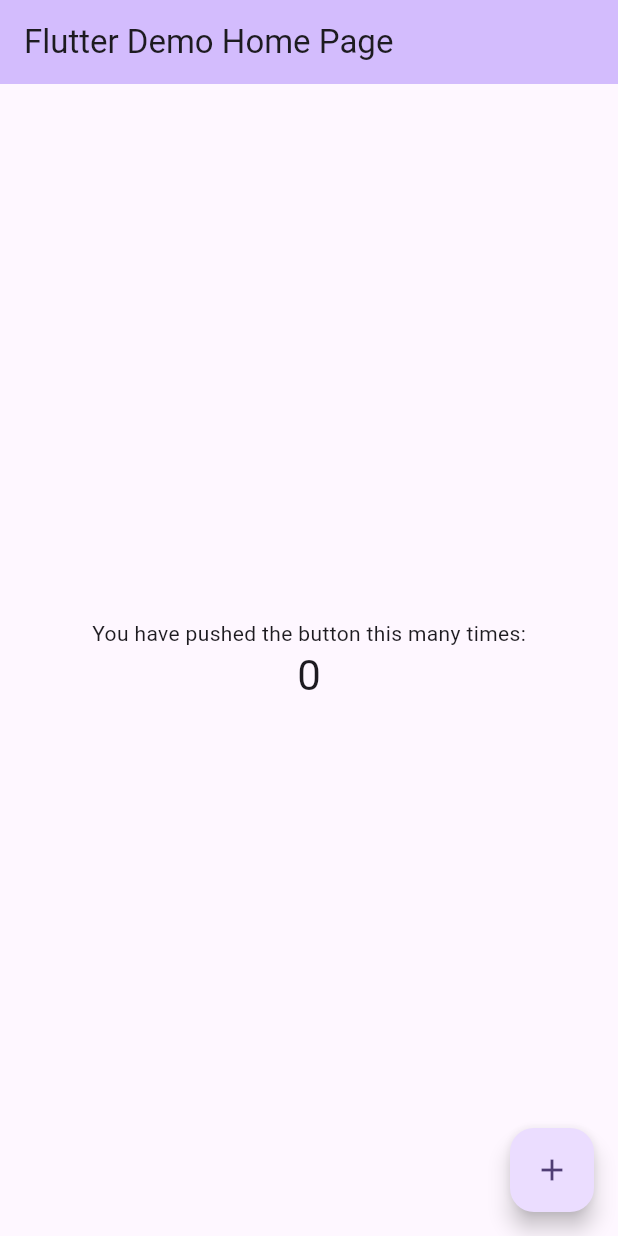
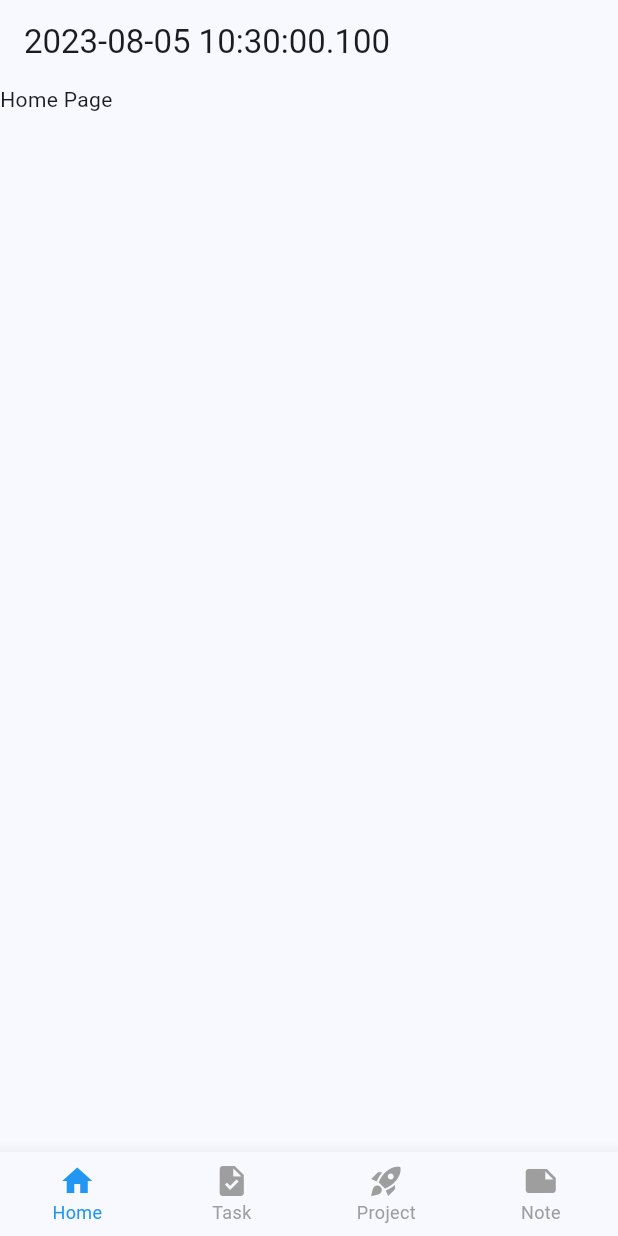
Before and after one commit to jeaniecho/organizly_app, a Flutter app: the screen it shows after launch, on a phone screen of 412 x 824 dp. Run offline on Flutter 3.47's test engine with Material 2 defaults, Android fonts, the phone set to English and light mode, and no system bars; our stand-ins replace rxdart.

Commit message:
navigation setup

```diff
--- /dev/null
+++ b/lib/blocs/app_bloc.dart
@@ -0,0 +1,9 @@
+import 'package:rxdart/subjects.dart';
+
+class AppBloc {
+  final BehaviorSubject<int> _bottomIndex = BehaviorSubject.seeded(0);
+  Stream<int> get bottomIndex => _bottomIndex.stream;
+  Function get setBottomIndex => _bottomIndex.add;
+
+  AppBloc();
+}
--- a/lib/main.dart
+++ b/lib/main.dart
@@ -1,4 +1,7 @@
 import 'package:flutter/material.dart';
+import 'package:provider/provider.dart';
+import 'package:what_to_do/blocs/app_bloc.dart';
+import 'package:what_to_do/pages/pages.dart';
 
 void main() {
   runApp(const MyApp());
@@ -7,64 +10,15 @@ void main() {
 class MyApp extends StatelessWidget {
   const MyApp({super.key});
 
-  // This widget is the root of your application.
   @override
   Widget build(BuildContext context) {
     return MaterialApp(
-      title: 'Flutter Demo',
+      title: 'Organizly',
       theme: ThemeData(
-        colorScheme: ColorScheme.fromSeed(seedColor: Colors.deepPurple),
+        colorScheme: ColorScheme.fromSeed(seedColor: Colors.blue),
         useMaterial3: true,
       ),
-      home: const MyHomePage(title: 'Flutter Demo Home Page'),
+      home: Provider(create: (context) => AppBloc(), child: const BasePage()),
     );
   }
 }
-
-class MyHomePage extends StatefulWidget {
-  const MyHomePage({super.key, required this.title});
-
-  final String title;
-
-  @override
-  State<MyHomePage> createState() => _MyHomePageState();
-}
-
-class _MyHomePageState extends State<MyHomePage> {
-  int _counter = 0;
-
-  void _incrementCounter() {
-    setState(() {
-      _counter++;
-    });
-  }
-
-  @override
-  Widget build(BuildContext context) {
-    return Scaffold(
-      appBar: AppBar(
-        backgroundColor: Theme.of(context).colorScheme.inversePrimary,
-        title: Text(widget.title),
-      ),
-      body: Center(
-        child: Column(
-          mainAxisAlignment: MainAxisAlignment.center,
-          children: <Widget>[
-            const Text(
-              'You have pushed the button this many times:',
-            ),
-            Text(
-              '$_counter',
-              style: Theme.of(context).textTheme.headlineMedium,
-            ),
-          ],
-        ),
-      ),
-      floatingActionButton: FloatingActionButton(
-        onPressed: _incrementCounter,
-        tooltip: 'Increment',
-        child: const Icon(Icons.add),
-      ),
-    );
-  }
-}
--- /dev/null
+++ b/lib/pages/base/home_page.dart
@@ -0,0 +1,14 @@
+import 'package:flutter/material.dart';
+
+class HomePage extends StatelessWidget {
+  const HomePage({super.key});
+
+  @override
+  Widget build(BuildContext context) {
+    return SingleChildScrollView(
+      child: Column(
+        children: [Text('Home Page')],
+      ),
+    );
+  }
+}
--- /dev/null
+++ b/lib/pages/base/note_page.dart
@@ -0,0 +1,14 @@
+import 'package:flutter/material.dart';
+
+class NotePage extends StatelessWidget {
+  const NotePage({super.key});
+
+  @override
+  Widget build(BuildContext context) {
+    return SingleChildScrollView(
+      child: Column(
+        children: [Text('Note Page')],
+      ),
+    );
+  }
+}
--- /dev/null
+++ b/lib/pages/base/pages.dart
@@ -0,0 +1,4 @@
+export 'home_page.dart';
+export 'task_page.dart';
+export 'project_page.dart';
+export 'note_page.dart';
--- /dev/null
+++ b/lib/pages/base/project_page.dart
@@ -0,0 +1,14 @@
+import 'package:flutter/material.dart';
+
+class ProjectPage extends StatelessWidget {
+  const ProjectPage({super.key});
+
+  @override
+  Widget build(BuildContext context) {
+    return SingleChildScrollView(
+      child: Column(
+        children: [Text('Project Page')],
+      ),
+    );
+  }
+}
--- /dev/null
+++ b/lib/pages/base/task_page.dart
@@ -0,0 +1,14 @@
+import 'package:flutter/material.dart';
+
+class TaskPage extends StatelessWidget {
+  const TaskPage({super.key});
+
+  @override
+  Widget build(BuildContext context) {
+    return SingleChildScrollView(
+      child: Column(
+        children: [Text('Task Page')],
+      ),
+    );
+  }
+}
--- /dev/null
+++ b/lib/pages/base_page.dart
@@ -0,0 +1,53 @@
+import 'package:flutter/material.dart';
+import 'package:provider/provider.dart';
+import 'package:what_to_do/blocs/app_bloc.dart';
+import 'package:what_to_do/pages/pages.dart';
+
+class BasePage extends StatelessWidget {
+  const BasePage({super.key});
+
+  @override
+  Widget build(BuildContext context) {
+    AppBloc appBloc = context.read<AppBloc>();
+
+    return StreamBuilder<int>(
+        stream: appBloc.bottomIndex,
+        builder: (context, snapshot) {
+          int bottomIndex = snapshot.data ?? 0;
+
+          return Scaffold(
+            appBar: AppBar(
+              title: Text(DateTime.now().toString()),
+            ),
+            body: IndexedStack(
+              index: bottomIndex,
+              children: const [
+                HomePage(),
+                TaskPage(),
+                ProjectPage(),
+                NotePage(),
+              ],
+            ),
+            bottomNavigationBar: BottomNavigationBar(
+              currentIndex: bottomIndex,
+              onTap: (int index) => appBloc.setBottomIndex(index),
+              selectedItemColor: Colors.blue,
+              unselectedItemColor: Colors.grey,
+              selectedFontSize: 12,
+              unselectedFontSize: 12,
+              showUnselectedLabels: true,
+              enableFeedback: true,
+              elevation: 10,
+              type: BottomNavigationBarType.fixed,
+              items: const [
+                BottomNavigationBarItem(icon: Icon(Icons.home), label: 'Home'),
+                BottomNavigationBarItem(icon: Icon(Icons.task), label: 'Task'),
+                BottomNavigationBarItem(
+                    icon: Icon(Icons.rocket_launch), label: 'Project'),
+                BottomNavigationBarItem(icon: Icon(Icons.note), label: 'Note'),
+              ],
+            ),
+          );
+        });
+  }
+}
--- /dev/null
+++ b/lib/pages/pages.dart
@@ -0,0 +1,2 @@
+export 'base_page.dart';
+export 'base/pages.dart';
--- a/pubspec.yaml
+++ b/pubspec.yaml
@@ -13,6 +13,8 @@ dependencies:
     sdk: flutter
 
   cupertino_icons: ^1.0.2
+  rxdart: ^0.27.7
+  provider: ^6.0.5
 
 dev_dependencies:
   flutter_test:
```
Also changed, not shown: pubspec.lock.
